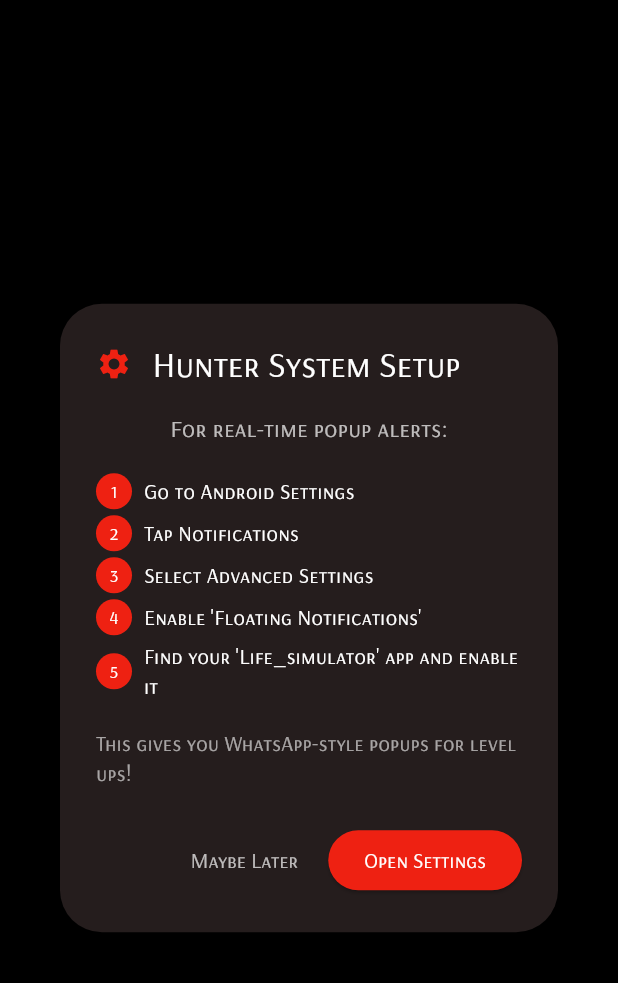
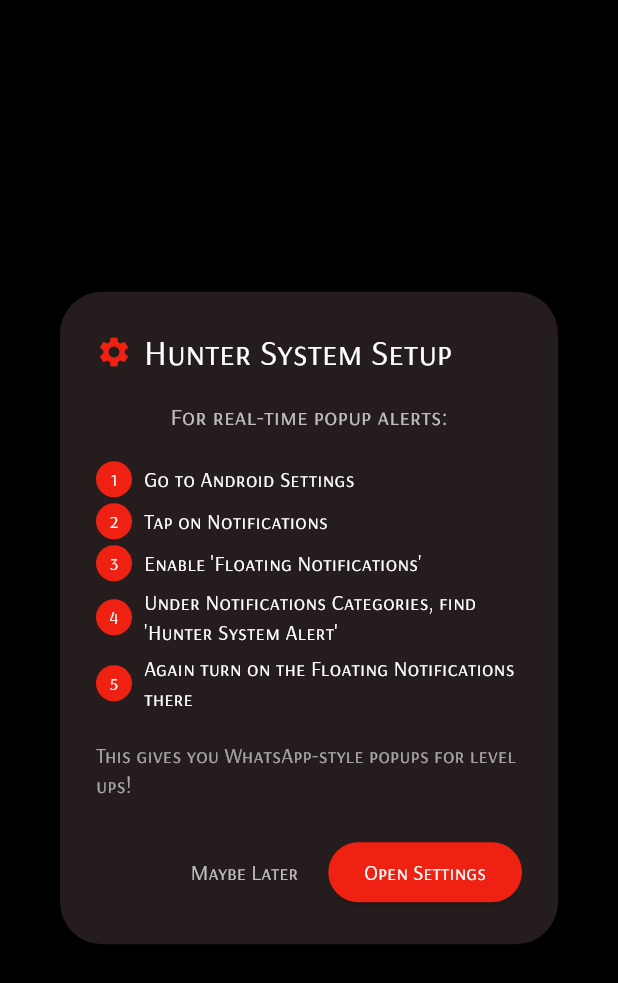
Before and after one commit to Light-700/Life-simulator, a Flutter app: the FloatingNotificationGuide widget shown alone on an empty page, opened directly, on a phone screen of 412 x 824 dp. Shown: the top 983 px of the screen. Run offline on Flutter 3.47's test engine with Material 3 defaults, Android fonts, the phone set to English and light mode, and no system bars; our stand-ins replace fl_chart, flutter_local_notifications, hive, hive_flutter, permission_handler, shared_preferences; accounts and stored records are empty.

Commit message:
minor adjustments

```diff
--- a/lib/services/notification_service.dart
+++ b/lib/services/notification_service.dart
@@ -81,9 +81,9 @@ class NotificationService {
 
     // Start detection timer
     _waitingForUserResponse = true;
-    _responseTimer = Timer(Duration(seconds: 10), () {
+    _responseTimer = Timer(Duration(seconds: 7), () {
       if (_waitingForUserResponse && context.mounted) {
-        // User didn't interact - likely no heads-up display
+        //dialog if no reaction is recorded
         showDialog(
           context: context,
           builder: (context) => FloatingNotificationGuide(),
--- a/lib/widgets/floating_notification_guide.dart
+++ b/lib/widgets/floating_notification_guide.dart
@@ -10,13 +10,22 @@ class FloatingNotificationGuide extends StatelessWidget {
         children: [
           Icon(Icons.settings, color: Color.fromARGB(255, 238, 33, 18)),
           SizedBox(width: 8),
-          Flexible(child: Text(" Hunter System Setup", style: TextStyle(color: Colors.white),
+          Flexible(
+            child: Text(
+              "Hunter System Setup",
+              style: TextStyle(color: Colors.white),
               softWrap: true,
-          overflow: TextOverflow.visible),
+              overflow: TextOverflow.visible,
+            ),
           ),
         ],
       ),
-      content: Column(
+      content: SingleChildScrollView(
+        child: ConstrainedBox(
+          constraints: BoxConstraints(
+            maxHeight: MediaQuery.of(context).size.height * 0.7,
+          ),
+          child: Column(
             mainAxisSize: MainAxisSize.min,
             children: [
               Text(
@@ -25,16 +34,18 @@ class FloatingNotificationGuide extends StatelessWidget {
               ),
               SizedBox(height: 16),
               _buildStep("1", "Go to Android Settings"),
-          _buildStep("2", "Tap Notifications"),
-          _buildStep("3", "Select Advanced Settings"),
-          _buildStep("4", "Enable 'Floating Notifications'"),
-          _buildStep("5", "Find your 'Life_simulator' app and enable it"),
+              _buildStep("2", "Tap on Notifications"),
+              _buildStep("3", "Enable 'Floating Notifications'"),
+              _buildStep("4", "Under Notifications Categories, find 'Hunter System Alert'"),
+              _buildStep("5", "Again turn on the Floating Notifications there"),
               SizedBox(height: 16),
               Text(
                 "This gives you WhatsApp-style popups for level ups!",
                 style: TextStyle(color: Colors.white60, fontSize: 14),
               ),
             ],
+          ),
+        ),
       ),
       actions: [
         TextButton(
```
Lines whose indentation alone changed are shown as unchanged.
